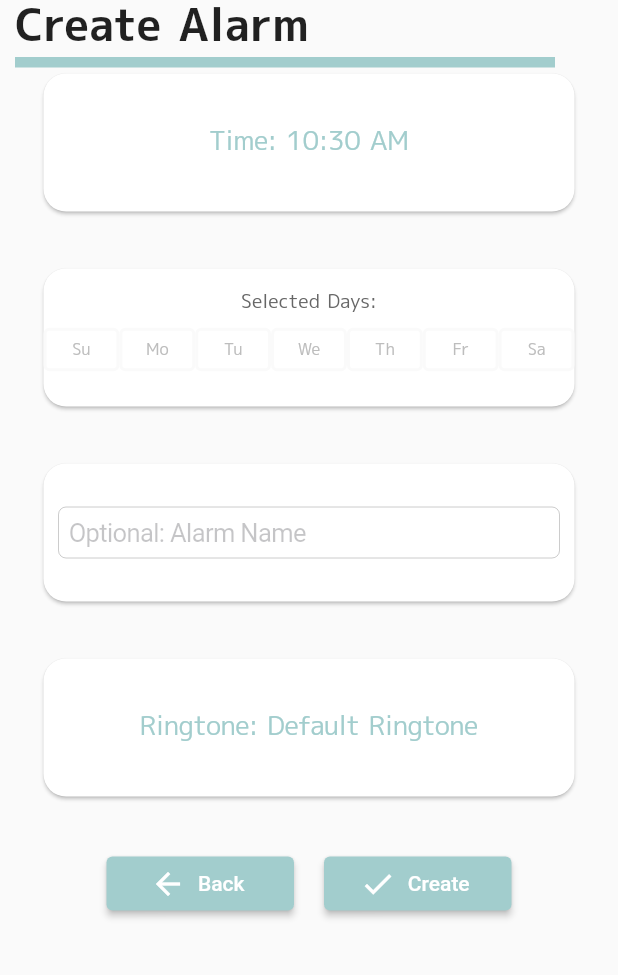
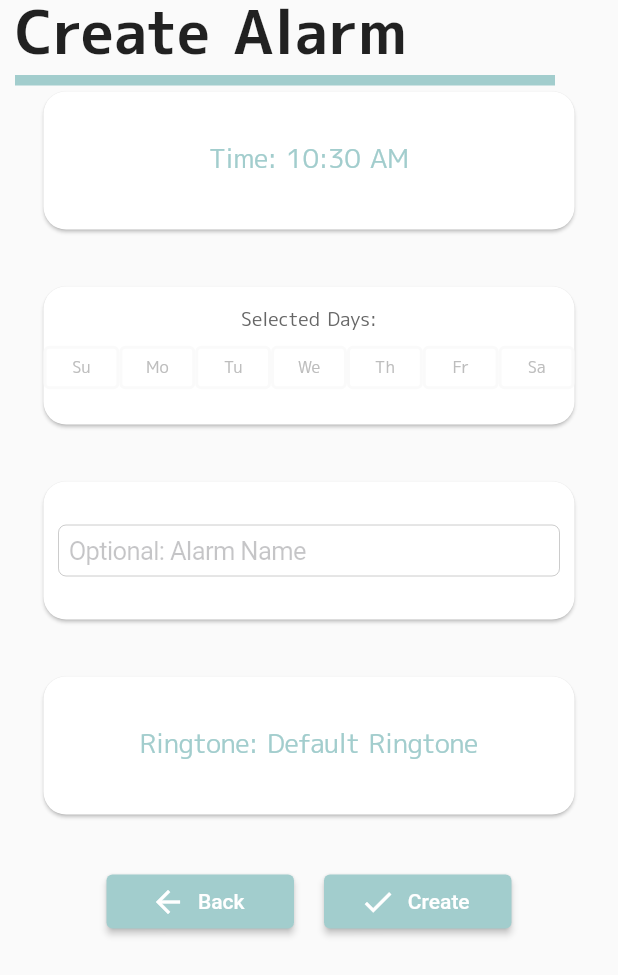
Before and after one commit to aceeedev/toki, a Flutter app: the AlarmPage screen opened directly, after a tap on the "add" icon, on a phone screen of 412 x 824 dp. Shown: the top 975 px of the screen. Run offline on Flutter 3.47's test engine with Material 2 defaults, Android fonts, the phone set to English and light mode, and no system bars; our stand-ins replace audioplayers, flutter_local_notifications, flutter_native_timezone, rxdart, sqflite, timezone; missing offline and left inert: maze, notification_permissions; accounts and stored records are empty.

Commit message:
fixed disabled alarm bug and ringtone
made ringtone stop when exited and stop when new ringtone plays in create alarm page, made create alarm scrollable, cleaned up page title, and made config.dart to store app version.

```diff
--- a/lib/app.dart
+++ b/lib/app.dart
@@ -13,6 +13,7 @@ import 'package:toki/page/puzzle_page.dart';
 import 'package:toki/providers/styles.dart';
 import 'package:toki/puzzles/puzzle_helper.dart';
 import 'package:toki/main.dart';
+import 'package:toki/config.dart';
 
 class MyApp extends StatefulWidget {
   const MyApp({Key? key}) : super(key: key);
@@ -62,7 +63,7 @@ class _MyAppState extends State<MyApp> with WidgetsBindingObserver {
   Future checkForUpdate() async {
     await TokiDatabase.instance.initializeInsert();
     //Future.delayed(const Duration(seconds: 1));
-    String newVersion = '1.0.0';
+    String newVersion = Config().version;
     Setting versionSetting = await TokiDatabase.instance.readSetting(null, 'Version');
 
     if (newVersion != versionSetting.settingData) {
@@ -148,7 +149,6 @@ class _MyAppState extends State<MyApp> with WidgetsBindingObserver {
                   children: [
                     const PageTitle(
                       title: 'Notifications Error',
-                      padding: true,
                       ),
                     Padding(
                       padding: const EdgeInsets.all(10.0),
--- /dev/null
+++ b/lib/config.dart
@@ -0,0 +1,6 @@
+
+class Config {
+  static const String _version = '1.0.1';
+
+  String get version => _version;
+}
--- a/lib/page/alarm_page.dart
+++ b/lib/page/alarm_page.dart
@@ -63,7 +63,6 @@ class _AlarmPageState extends State<AlarmPage> {
             children: [
               const PageTitle(
                 title: 'Alarm',
-                padding: true,
               ),
               Expanded(
                 child: Align(
@@ -94,7 +93,9 @@ class _AlarmPageState extends State<AlarmPage> {
                   child: CircularProgressIndicator()
                 )
               : alarms.isEmpty
-                ? Column(
+                ? Padding(
+                  padding: const EdgeInsets.all(10.0),
+                  child: Column(
                       mainAxisAlignment: MainAxisAlignment.center,
                       crossAxisAlignment: CrossAxisAlignment.center,
                       children: [
@@ -108,6 +109,7 @@ class _AlarmPageState extends State<AlarmPage> {
                           textAlign: TextAlign.center,
                         ),
                       ],
+                    ),
                 )
                 : buildAlarms(),
           ),
--- a/lib/page/create_alarm_page.dart
+++ b/lib/page/create_alarm_page.dart
@@ -2,7 +2,6 @@ import 'package:flutter/material.dart';
 import 'package:flutter/cupertino.dart';
 import 'package:intl/intl.dart';
 import 'package:provider/provider.dart';
-import 'package:audioplayers/audioplayers.dart';
 import 'package:toki/backend/database_helpers.dart';
 import 'package:toki/backend/notification_api.dart';
 import 'package:toki/providers/create_form.dart';
@@ -34,7 +33,6 @@ class _StatefulAlarmPageState extends State<StatefulAlarmPage> {
 
   late List<RingToneListTile> ringtoneListTiles;
   late List<Widget> listOfListViewWidgets;
-
 
   List<RingToneListTile> createRingtoneListTiles() {
     return [
@@ -116,7 +114,10 @@ class _StatefulAlarmPageState extends State<StatefulAlarmPage> {
                         padding:
                             const EdgeInsets.fromLTRB(10.0, 0.0, 0.0, 10.0),
                         child: IconButton(
-                            onPressed: () => Navigator.pop(context),
+                            onPressed: () {
+                              context.read<CreateForm>().stopSound();
+                              Navigator.pop(context);
+                              },
                             icon: Icon(
                               Icons.arrow_back,
                               size: 48.0,
@@ -144,9 +145,7 @@ class _StatefulAlarmPageState extends State<StatefulAlarmPage> {
               style: context.watch<Styles>().selectTimeText),
         ),
       ),
-      Align(
-        alignment: Alignment.bottomCenter,
-        child: Container(
+      Container(
         padding: const EdgeInsets.only(bottom: 50.0),
         child: Row(
           mainAxisAlignment: MainAxisAlignment.center,
@@ -175,7 +174,6 @@ class _StatefulAlarmPageState extends State<StatefulAlarmPage> {
           ],
         ),
       ),
-      )
     ];
   }
 
@@ -214,11 +212,9 @@ class _StatefulAlarmPageState extends State<StatefulAlarmPage> {
           child: Column(children: [
             const PageTitle(
               title: 'Create Alarm',
-              padding: true,
             ),
             Expanded(
               child: ListView.separated(
-                  physics: const NeverScrollableScrollPhysics(),
                   itemBuilder: (context, index) {
                     return Padding(
                         padding: const EdgeInsets.only(left: 25, right: 25),
@@ -356,9 +352,8 @@ class _DayButtonState extends State<DayButton> {
 class RingToneListTile extends StatefulWidget {
   final String title;
   final String sound;
-  AudioCache cache = AudioCache(prefix: 'assets/audios/');
 
-  RingToneListTile(
+  const RingToneListTile(
       {Key? key,
       required this.title,
       required this.sound})
@@ -387,9 +382,7 @@ class _RingToneListTileState extends State<RingToneListTile> {
           iconSize: 48.0,
           icon: const Icon(Icons.play_circle_fill),
           onPressed: () async {
-            AudioPlayer player = await widget.cache.play(widget.sound);
-            await Future.delayed(const Duration(seconds: 5));
-            player.stop();
+            context.read<CreateForm>().playSound(widget.sound);
           },
         ));
   }
--- a/lib/page/leaderboard_page.dart
+++ b/lib/page/leaderboard_page.dart
@@ -14,7 +14,6 @@ class LeaderboardPage extends StatelessWidget {
           children: [
             const PageTitle(
               title: 'Leaderboard',
-              padding: true,
             ),
             Expanded(
               child: Center(
--- a/lib/page/puzzle_page.dart
+++ b/lib/page/puzzle_page.dart
@@ -55,7 +55,6 @@ class _PuzzlePageState extends State<PuzzlePage> {
         children: [
           const PageTitle(
             title: 'Puzzles',
-            padding: true,
           ),
           Expanded(
             child: isLoading
--- a/lib/page/settings_page.dart
+++ b/lib/page/settings_page.dart
@@ -39,8 +39,6 @@ class _SettingsPageState extends State<SettingsPage> {
       setState(() {
         themeColor = preThemeColor;
       });
-    } else {
-      print('not mounted');
     }
   }
 
@@ -71,7 +69,6 @@ class _SettingsPageState extends State<SettingsPage> {
             ),
             const PageTitle(
               title: 'Settings',
-              padding: false,
             ),
             Padding(
               padding: const EdgeInsets.only(left: 10.0, top: 10.0, right: 10.0),
--- a/lib/providers/create_form.dart
+++ b/lib/providers/create_form.dart
@@ -1,10 +1,13 @@
 import 'package:flutter/material.dart';
+import 'package:audioplayers/audioplayers.dart';
 
 
 class CreateForm with ChangeNotifier{
   DateTime _time = DateTime.now();
   String _ringtoneName = '';
   String _ringtoneSound = '';
+  AudioCache cache = AudioCache(prefix: 'assets/audios/');
+  AudioPlayer? player;
 
   DateTime get time => _time;
   String get ringtoneName => _ringtoneName;
@@ -19,18 +22,31 @@ class CreateForm with ChangeNotifier{
   void setTime(DateTime newTime) {
     _time = newTime;
     notifyListeners();
-    print(_time);
   }
 
   void setRingtoneName(String newRingtoneName) {
     _ringtoneName = newRingtoneName;
     notifyListeners();
-    print(_ringtoneName);
   }
 
   void setRingtoneSound(String newRingtoneSound) {
     _ringtoneSound = newRingtoneSound;
     notifyListeners();
-    print(_ringtoneSound);
+  }
+
+  void playSound(String sound) async {
+    stopSound();
+
+    player = await cache.play(sound);
+    await Future.delayed(const Duration(seconds: 5));
+    stopSound();
+
+    //player = null;
+  }
+
+  void stopSound() {
+    if (player != null) {
+      player!.stop();
+    }
   }
 }
--- a/lib/providers/styles.dart
+++ b/lib/providers/styles.dart
@@ -6,7 +6,7 @@ class Styles with ChangeNotifier{
   static const _textSizeLarge = 18.0;
   static const _textSizeMedium = 13.0;
   static const _textSizeDefault = 11.0;
-  static const _textSizePageTitle = 30.0;
+  static const _textSizePageTitle = 40.0;
 
   static final Color _textColorStrong = _createMaterialColor(const Color(0xff000000));
   static final Color _textColorBlack = _createMaterialColor(const Color(0xff666666));
--- a/lib/puzzles/puzzle_helper.dart
+++ b/lib/puzzles/puzzle_helper.dart
@@ -97,7 +97,6 @@ class PuzzleTemplate extends StatelessWidget {
             children: [
               PageTitle(
                 title: puzzleName,
-                padding: true,
               ),
               EmergencyExitButton(
                 alarm: alarm,
--- a/lib/widget/page_title.dart
+++ b/lib/widget/page_title.dart
@@ -4,9 +4,8 @@ import 'package:toki/providers/styles.dart';
 
 class PageTitle extends StatelessWidget {
   final String title;
-  final bool padding;
 
-  const PageTitle( {Key? key, required this.title, required this.padding}) : super(key: key);
+  const PageTitle( {Key? key, required this.title}) : super(key: key);
 
   @override
   Widget build(BuildContext context) {
```
Also changed, not shown: lib/backend/database_helpers.dart (+4 -3 lines), lib/backend/notification_api.dart (+8 -4 lines), lib/widget/alarm_widget.dart (+6 -7 lines), 2 other files. Lines whose indentation alone changed are shown as unchanged.
